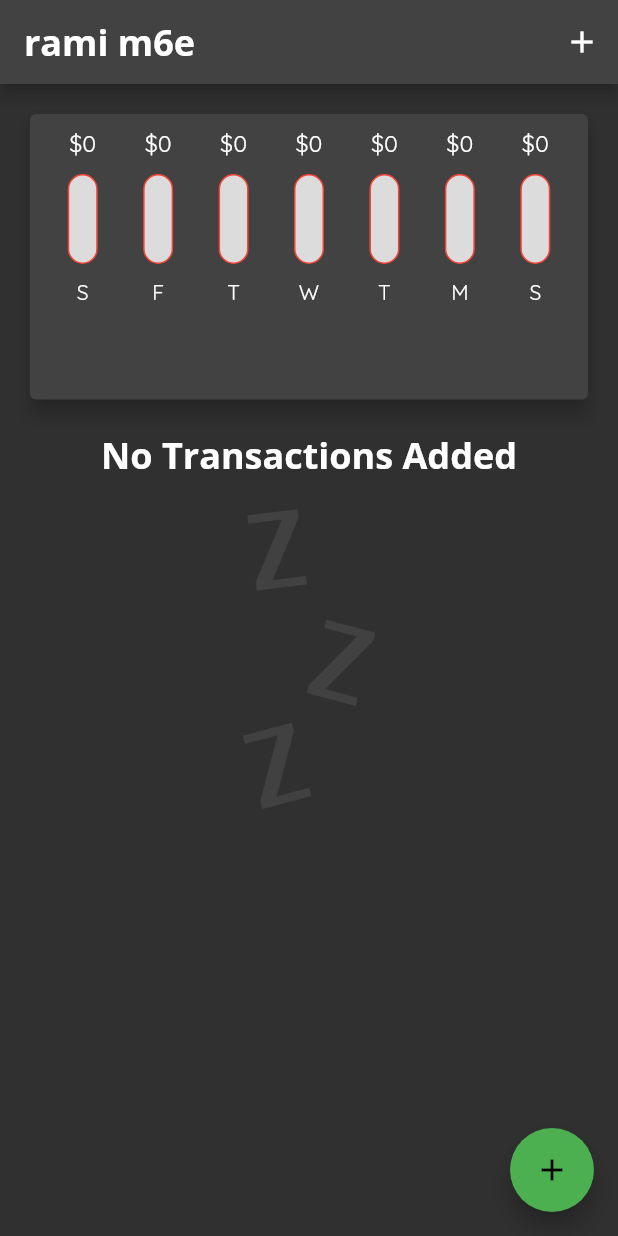
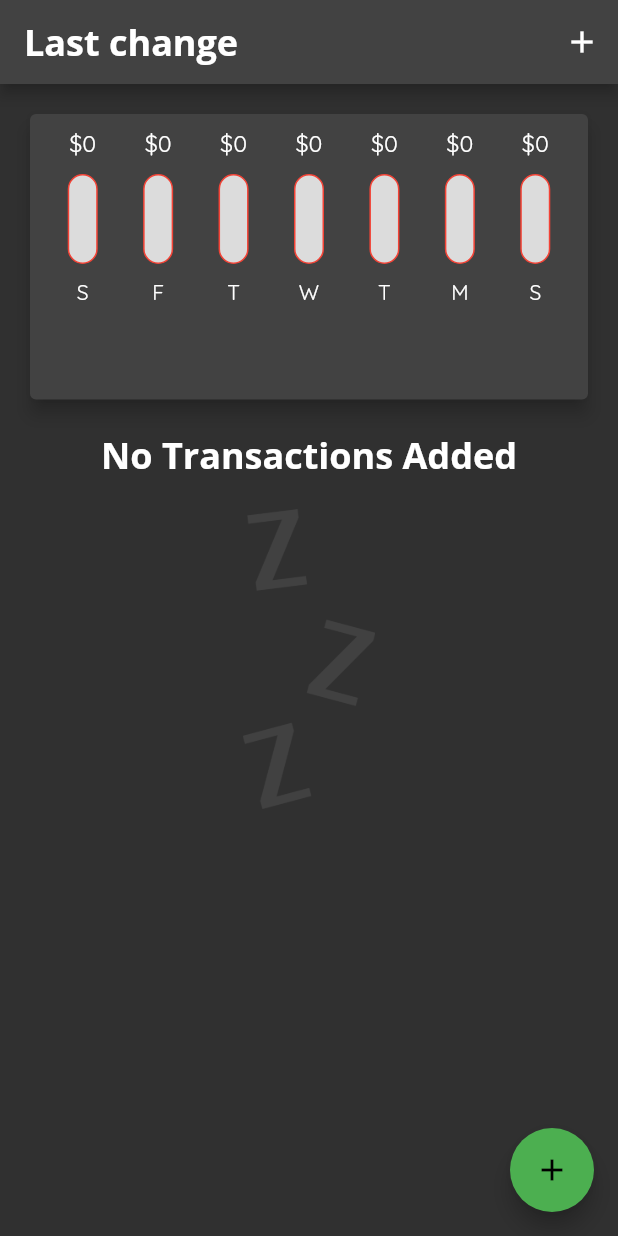
Before and after one commit to mus092tafa/mawla_2nd, a Flutter app: the screen it shows after launch, on a phone screen of 412 x 824 dp. Run offline on Flutter 3.47's test engine with Material 2 defaults, Android fonts, the phone set to English and light mode, and no system bars.

Commit message:
rami ma yftehm

```diff
--- a/lib/main.dart
+++ b/lib/main.dart
@@ -112,7 +112,7 @@ class _MyHomePageState extends State<MyHomePage> {
             onPressed: () => _startAddNewTx(context), icon: Icon(Icons.add))
       ],
       title: Text(
-        'rami m6e',
+        'Last change',
         style: Theme.of(context).textTheme.titleLarge,
       ),
     );
```
